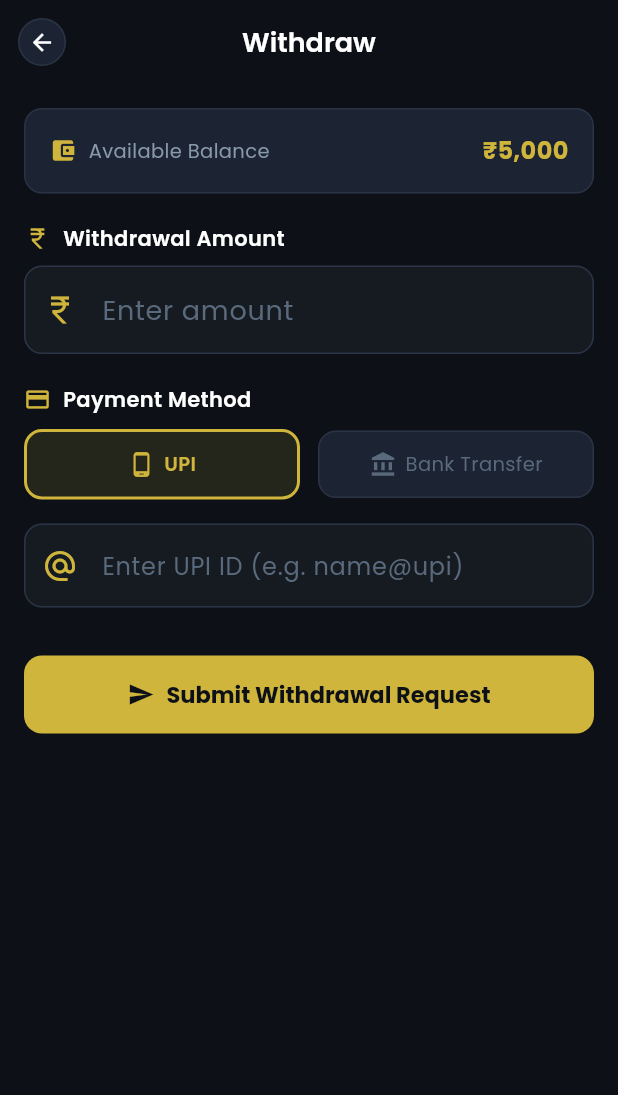
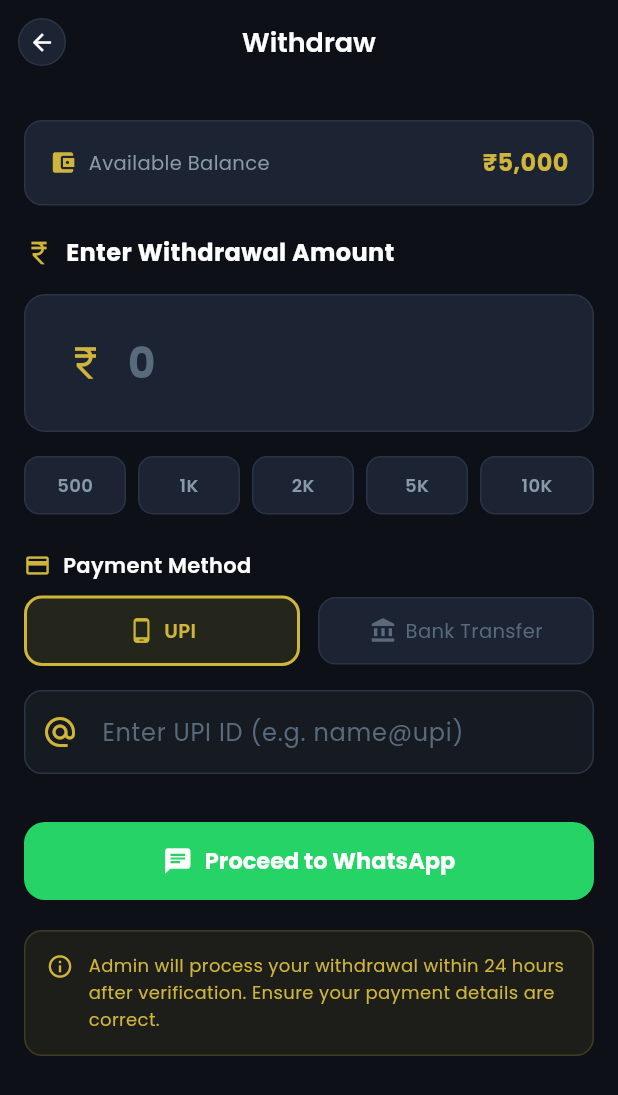
Before and after one commit to ashishsrivastava14/Betting_App, a Flutter app: the WithdrawScreen screen opened by its route, on a phone screen of 412 x 824 dp. Shown: the top 1095 px of the screen. Run offline on Flutter 3.47's test engine with Material 3 defaults, Android fonts, the phone set to English and light mode, and no system bars; our stand-ins replace fl_chart, go_router, google_fonts, pin_code_fields, shimmer; accounts and stored records are empty.

Commit message:
Refactor withdrawal process to use WhatsApp for requests; enhance input validation and UI for better user experience

```diff
--- a/lib/screens/user/withdraw_screen.dart
+++ b/lib/screens/user/withdraw_screen.dart
@@ -2,9 +2,8 @@
 import 'package:go_router/go_router.dart';
 import 'package:google_fonts/google_fonts.dart';
 import 'package:provider/provider.dart';
-import '../../models/transaction_model.dart';
+import 'package:url_launcher/url_launcher.dart';
 import '../../providers/auth_provider.dart';
-import '../../providers/wallet_provider.dart';
 import '../../theme/app_theme.dart';
 import '../../utils/app_utils.dart';
 
@@ -23,6 +22,7 @@
   final _ifscController = TextEditingController();
   double _amount = 0;
   String _method = 'upi';
+  final _quickAmounts = [500, 1000, 2000, 5000, 10000];
 
   @override
   void dispose() {
@@ -34,72 +34,52 @@
     super.dispose();
   }
 
-  void _submitWithdrawal() {
+  void _proceedToWhatsApp() async {
     final auth = context.read<AuthProvider>();
-    final walletProvider = context.read<WalletProvider>();
     final user = auth.currentUser;
 
     if (user == null) return;
-    if (_amount <= 0) { _showSnackbar('Please enter amount'); return; }
-    if (_amount > user.walletBalance) { _showSnackbar('Insufficient balance'); return; }
+    if (_amount <= 0) {
+      _showSnackbar('Please enter an amount');
+      return;
+    }
+    if (_amount > user.walletBalance) {
+      _showSnackbar('Insufficient balance');
+      return;
+    }
     if (_method == 'upi' && _upiController.text.trim().isEmpty) {
-      _showSnackbar('Please enter UPI ID'); return;
+      _showSnackbar('Please enter your UPI ID');
+      return;
     }
-    if (_method == 'bank' && (_bankNameController.text.trim().isEmpty || _accountController.text.trim().isEmpty)) {
-      _showSnackbar('Please fill bank details'); return;
+    if (_method == 'bank' &&
+        (_bankNameController.text.trim().isEmpty ||
+            _accountController.text.trim().isEmpty ||
+            _ifscController.text.trim().isEmpty)) {
+      _showSnackbar('Please fill all bank details');
+      return;
     }
 
-    final notes = _method == 'upi'
-        ? 'Withdrawal to UPI: ${_upiController.text.trim()}'
-        : 'Withdrawal to Bank: ${_bankNameController.text.trim()}';
+    final paymentDetails = _method == 'upi'
+        ? 'UPI ID: ${_upiController.text.trim()}'
+        : 'Bank: ${_bankNameController.text.trim()}, '
+            'Account: ${_accountController.text.trim()}, '
+            'IFSC: ${_ifscController.text.trim()}';
 
-    walletProvider.addTransaction(TransactionModel(
-      id: AppUtils.generateId('TXN'),
-      userId: user.id,
-      type: 'withdrawal',
-      amount: _amount,
-      status: 'pending',
-      createdAt: DateTime.now(),
-      notes: notes,
-    ));
+    final message = Uri.encodeComponent(
+      'Hi Admin, I want to withdraw ${AppUtils.formatCurrency(_amount)}.\n'
+      'My User ID is ${user.id}.\n'
+      'Payment details — $paymentDetails.',
+    );
 
-    showDialog(
-      context: context,
-      builder: (_) => AlertDialog(
-        backgroundColor: AppColors.card,
-        shape: RoundedRectangleBorder(borderRadius: BorderRadius.circular(16)),
-        content: Column(
-          mainAxisSize: MainAxisSize.min,
-          children: [
-            Container(
-              padding: const EdgeInsets.all(16),
-              decoration: BoxDecoration(
-                shape: BoxShape.circle,
-                color: AppColors.accent.withValues(alpha: 0.15),
-              ),
-              child: const Icon(Icons.check_circle, color: AppColors.accent, size: 48),
-            ),
-            const SizedBox(height: 16),
-            Text(
-              'Request Submitted',
-              style: GoogleFonts.poppins(fontSize: 18, fontWeight: FontWeight.w700, color: AppColors.white),
-            ),
-            const SizedBox(height: 8),
-            Text(
-              'Your withdrawal of ${AppUtils.formatCurrency(_amount)} is pending admin approval.',
-              style: GoogleFonts.poppins(fontSize: 13, color: AppColors.textSecondary),
-              textAlign: TextAlign.center,
-            ),
-          ],
-        ),
-        actions: [
-          TextButton(
-            onPressed: () { Navigator.pop(context); context.pop(); },
-            child: Text('OK', style: GoogleFonts.poppins(color: AppColors.accent, fontWeight: FontWeight.w600)),
-          ),
-        ],
-      ),
-    );
+    final url = Uri.parse('https://wa.me/919999999999?text=$message');
+
+    try {
+      await launchUrl(url, mode: LaunchMode.externalApplication);
+    } catch (_) {
+      if (mounted) {
+        _showSnackbar('Could not open WhatsApp');
+      }
+    }
   }
 
   void _showSnackbar(String message) {
@@ -131,7 +111,9 @@
         child: Column(
           crossAxisAlignment: CrossAxisAlignment.start,
           children: [
-            // Balance display
+            const SizedBox(height: 8),
+
+            // Available balance
             Container(
               width: double.infinity,
               padding: const EdgeInsets.all(16),
@@ -145,15 +127,20 @@
                 children: [
                   Row(
                     children: [
-                      const Icon(Icons.account_balance_wallet, color: AppColors.accent, size: 18),
+                      const Icon(Icons.account_balance_wallet,
+                          color: AppColors.accent, size: 18),
                       const SizedBox(width: 8),
                       Text('Available Balance',
-                          style: GoogleFonts.poppins(color: AppColors.textSecondary, fontSize: 13)),
+                          style: GoogleFonts.poppins(
+                              color: AppColors.textSecondary, fontSize: 13)),
                     ],
                   ),
                   Text(
                     AppUtils.formatCurrency(auth.currentUser?.walletBalance ?? 0),
-                    style: GoogleFonts.poppins(fontSize: 16, fontWeight: FontWeight.w700, color: AppColors.accent),
+                    style: GoogleFonts.poppins(
+                        fontSize: 16,
+                        fontWeight: FontWeight.w700,
+                        color: AppColors.accent),
                   ),
                 ],
               ),
@@ -161,21 +148,105 @@
 
             const SizedBox(height: 20),
 
-            _sectionHeader(Icons.currency_rupee, 'Withdrawal Amount'),
-            const SizedBox(height: 8),
-            TextFormField(
-              controller: _amountController,
-              keyboardType: TextInputType.number,
-              style: GoogleFonts.poppins(color: AppColors.white, fontSize: 18),
-              onChanged: (v) => setState(() => _amount = double.tryParse(v) ?? 0),
-              decoration: const InputDecoration(
-                hintText: 'Enter amount',
-                prefixIcon: Icon(Icons.currency_rupee),
+            // Amount input
+            Row(
+              children: [
+                const Icon(Icons.currency_rupee, color: AppColors.accent, size: 20),
+                const SizedBox(width: 8),
+                Text(
+                  'Enter Withdrawal Amount',
+                  style: GoogleFonts.poppins(
+                      fontSize: 16,
+                      fontWeight: FontWeight.w700,
+                      color: AppColors.white),
+                ),
+              ],
+            ),
+            const SizedBox(height: 16),
+
+            Container(
+              padding: const EdgeInsets.all(16),
+              decoration: BoxDecoration(
+                color: AppColors.card,
+                borderRadius: BorderRadius.circular(14),
+                border: Border.all(color: AppColors.cardBorder),
+              ),
+              child: TextFormField(
+                controller: _amountController,
+                keyboardType: TextInputType.number,
+                style: GoogleFonts.poppins(
+                    color: AppColors.accent,
+                    fontSize: 28,
+                    fontWeight: FontWeight.w700),
+                onChanged: (v) =>
+                    setState(() => _amount = double.tryParse(v) ?? 0),
+                decoration: InputDecoration(
+                  hintText: '0',
+                  hintStyle: GoogleFonts.poppins(
+                      color: AppColors.textMuted,
+                      fontSize: 28,
+                      fontWeight: FontWeight.w700),
+                  prefixIcon: const Icon(Icons.currency_rupee,
+                      size: 28, color: AppColors.accent),
+                  border: InputBorder.none,
+                  enabledBorder: InputBorder.none,
+                  focusedBorder: InputBorder.none,
+                  fillColor: Colors.transparent,
+                  filled: true,
+                ),
               ),
             ),
 
-            const SizedBox(height: 20),
+            const SizedBox(height: 16),
 
+            // Quick amount chips
+            Row(
+              children: _quickAmounts.map((amt) {
+                final isSelected = _amount == amt.toDouble();
+                return Expanded(
+                  child: GestureDetector(
+                    onTap: () {
+                      setState(() {
+                        _amount = amt.toDouble();
+                        _amountController.text = amt.toString();
+                      });
+                    },
+                    child: Container(
+                      margin: EdgeInsets.only(
+                          right: amt == _quickAmounts.last ? 0 : 8),
+                      padding: const EdgeInsets.symmetric(vertical: 10),
+                      decoration: BoxDecoration(
+                        color: isSelected
+                            ? AppColors.accent.withValues(alpha: 0.15)
+                            : AppColors.card,
+                        borderRadius: BorderRadius.circular(10),
+                        border: Border.all(
+                          color: isSelected
+                              ? AppColors.accent
+                              : AppColors.cardBorder,
+                        ),
+                      ),
+                      child: Center(
+                        child: Text(
+                          amt >= 1000 ? '${amt ~/ 1000}K' : '$amt',
+                          style: GoogleFonts.poppins(
+                            fontSize: 12,
+                            fontWeight: FontWeight.w600,
+                            color: isSelected
+                                ? AppColors.accent
+                                : AppColors.textSecondary,
+                          ),
+                        ),
+                      ),
+                    ),
+                  ),
+                );
+              }).toList(),
+            ),
+
+            const SizedBox(height: 24),
+
+            // Payment method
             _sectionHeader(Icons.payment, 'Payment Method'),
             const SizedBox(height: 10),
 
@@ -202,34 +273,81 @@
               TextFormField(
                 controller: _bankNameController,
                 style: GoogleFonts.poppins(color: AppColors.white),
-                decoration: const InputDecoration(hintText: 'Bank Name', prefixIcon: Icon(Icons.account_balance)),
+                decoration: const InputDecoration(
+                    hintText: 'Bank Name',
+                    prefixIcon: Icon(Icons.account_balance)),
               ),
               const SizedBox(height: 12),
               TextFormField(
                 controller: _accountController,
                 style: GoogleFonts.poppins(color: AppColors.white),
-                decoration: const InputDecoration(hintText: 'Account Number', prefixIcon: Icon(Icons.numbers)),
+                keyboardType: TextInputType.number,
+                decoration: const InputDecoration(
+                    hintText: 'Account Number',
+                    prefixIcon: Icon(Icons.numbers)),
               ),
               const SizedBox(height: 12),
               TextFormField(
                 controller: _ifscController,
                 style: GoogleFonts.poppins(color: AppColors.white),
-                decoration: const InputDecoration(hintText: 'IFSC Code', prefixIcon: Icon(Icons.code)),
+                decoration: const InputDecoration(
+                    hintText: 'IFSC Code', prefixIcon: Icon(Icons.code)),
               ),
             ],
 
             const SizedBox(height: 32),
 
+            // WhatsApp button
             SizedBox(
               width: double.infinity,
               height: 52,
               child: ElevatedButton.icon(
-                onPressed: _submitWithdrawal,
-                icon: const Icon(Icons.send, size: 18),
+                onPressed: _proceedToWhatsApp,
+                icon: const Icon(Icons.chat, size: 20),
                 label: Text(
-                  'Submit Withdrawal Request',
-                  style: GoogleFonts.poppins(fontSize: 15, fontWeight: FontWeight.w700),
+                  'Proceed to WhatsApp',
+                  style: GoogleFonts.poppins(
+                      fontSize: 15, fontWeight: FontWeight.w700),
                 ),
+                style: ElevatedButton.styleFrom(
+                  backgroundColor: const Color(0xFF25D366),
+                  foregroundColor: Colors.white,
+                  elevation: 0,
+                  shape: RoundedRectangleBorder(
+                    borderRadius: BorderRadius.circular(14),
+                  ),
+                ),
+              ),
+            ),
+
+            const SizedBox(height: 20),
+
+            // Info note
+            Container(
+              width: double.infinity,
+              padding: const EdgeInsets.all(14),
+              decoration: BoxDecoration(
+                color: AppColors.accent.withValues(alpha: 0.08),
+                borderRadius: BorderRadius.circular(12),
+                border: Border.all(
+                    color: AppColors.accent.withValues(alpha: 0.2)),
+              ),
+              child: Row(
+                crossAxisAlignment: CrossAxisAlignment.start,
+                children: [
+                  const Icon(Icons.info_outline,
+                      color: AppColors.accent, size: 18),
+                  const SizedBox(width: 10),
+                  Expanded(
+                    child: Text(
+                      'Admin will process your withdrawal within 24 hours after verification. Ensure your payment details are correct.',
+                      style: GoogleFonts.poppins(
+                          fontSize: 12,
+                          color: AppColors.accent,
+                          height: 1.5),
+                    ),
+                  ),
+                ],
               ),
             ),
           ],
@@ -243,7 +361,11 @@
       children: [
         Icon(icon, size: 18, color: AppColors.accent),
         const SizedBox(width: 8),
-        Text(label, style: GoogleFonts.poppins(fontSize: 14, fontWeight: FontWeight.w600, color: AppColors.white)),
+        Text(label,
+            style: GoogleFonts.poppins(
+                fontSize: 14,
+                fontWeight: FontWeight.w600,
+                color: AppColors.white)),
       ],
     );
   }
@@ -256,7 +378,9 @@
         child: Container(
           padding: const EdgeInsets.symmetric(vertical: 12),
           decoration: BoxDecoration(
-            color: isSelected ? AppColors.accent.withValues(alpha: 0.12) : AppColors.card,
+            color: isSelected
+                ? AppColors.accent.withValues(alpha: 0.12)
+                : AppColors.card,
             borderRadius: BorderRadius.circular(12),
             border: Border.all(
               color: isSelected ? AppColors.accent : AppColors.cardBorder,
@@ -266,14 +390,19 @@
           child: Row(
             mainAxisAlignment: MainAxisAlignment.center,
             children: [
-              Icon(icon, color: isSelected ? AppColors.accent : AppColors.textMuted, size: 18),
+              Icon(icon,
+                  color:
+                      isSelected ? AppColors.accent : AppColors.textMuted,
+                  size: 18),
               const SizedBox(width: 6),
               Text(
                 label,
                 style: GoogleFonts.poppins(
                   fontSize: 13,
-                  fontWeight: isSelected ? FontWeight.w600 : FontWeight.w400,
-                  color: isSelected ? AppColors.accent : AppColors.textMuted,
+                  fontWeight:
+                      isSelected ? FontWeight.w600 : FontWeight.w400,
+                  color:
+                      isSelected ? AppColors.accent : AppColors.textMuted,
                 ),
               ),
             ],
```
